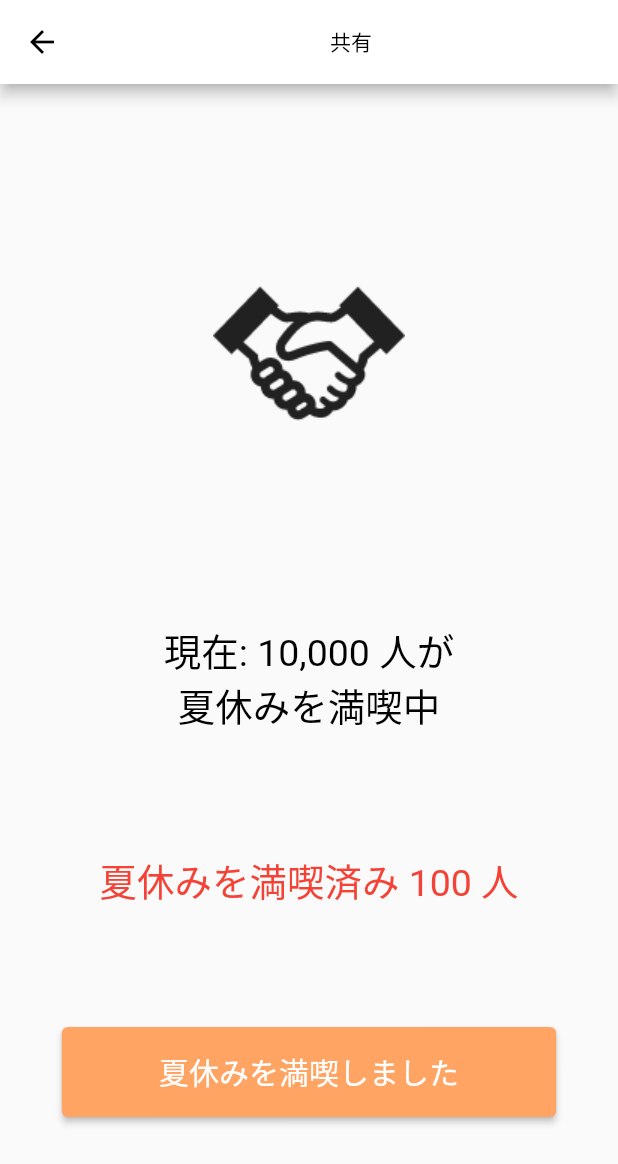
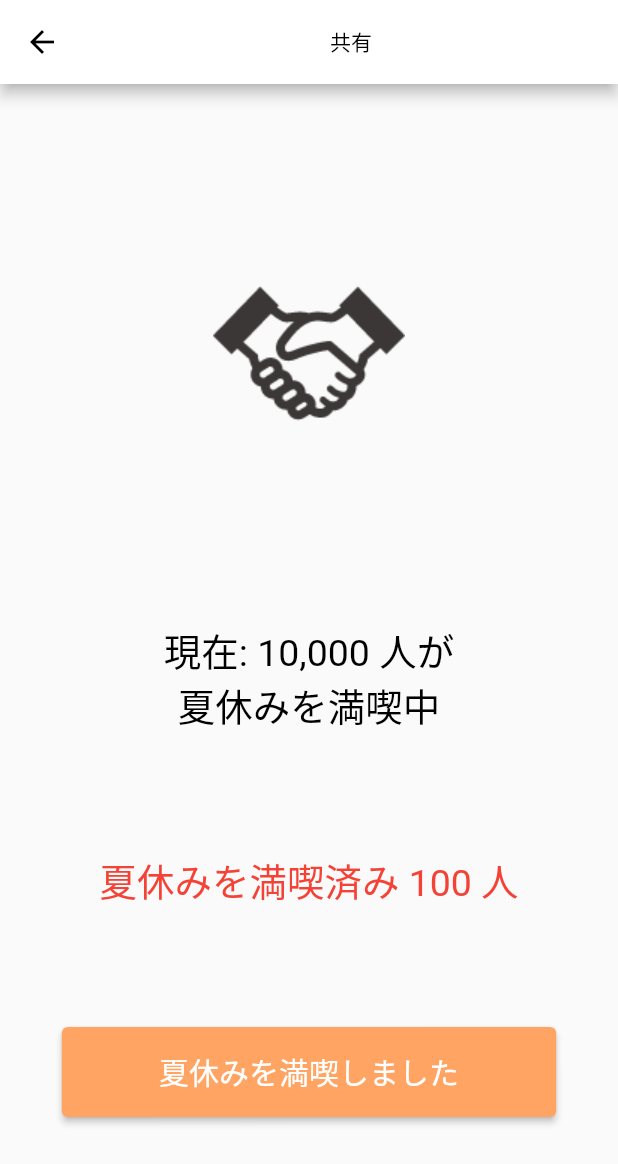
Before and after one commit to KatoShoma/schedule-app, a Flutter app: the ShareScreen screen opened directly, on a phone screen of 412 x 824 dp. Shown: the top 1164 px of the screen. Run offline on Flutter 3.47's test engine with Material 2 defaults, Android fonts, the phone set to English and light mode, and no system bars; our stand-ins replace freezed_annotation, rxdart, state_notifier; missing offline and left inert: flutter_state_notifier.

Commit message:
fix:画像の色を変更

```diff
--- a/app_screen/lib/widgets/screens/share/share_screen.dart
+++ b/app_screen/lib/widgets/screens/share/share_screen.dart
@@ -24,6 +24,7 @@ class ShareScreen extends StatelessWidget {
                 ImageIcon(
                   Assets.images.synergy,
                   size: 200,
+                  color: AppColor.gray90,
                 ),
                 Spacer(),
                 Text(
```
